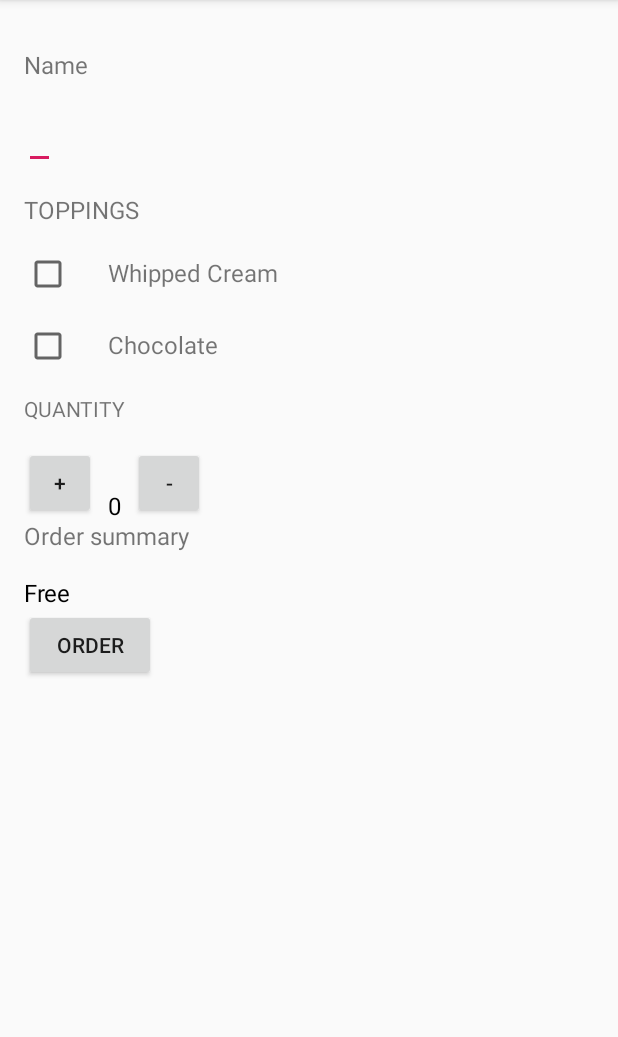
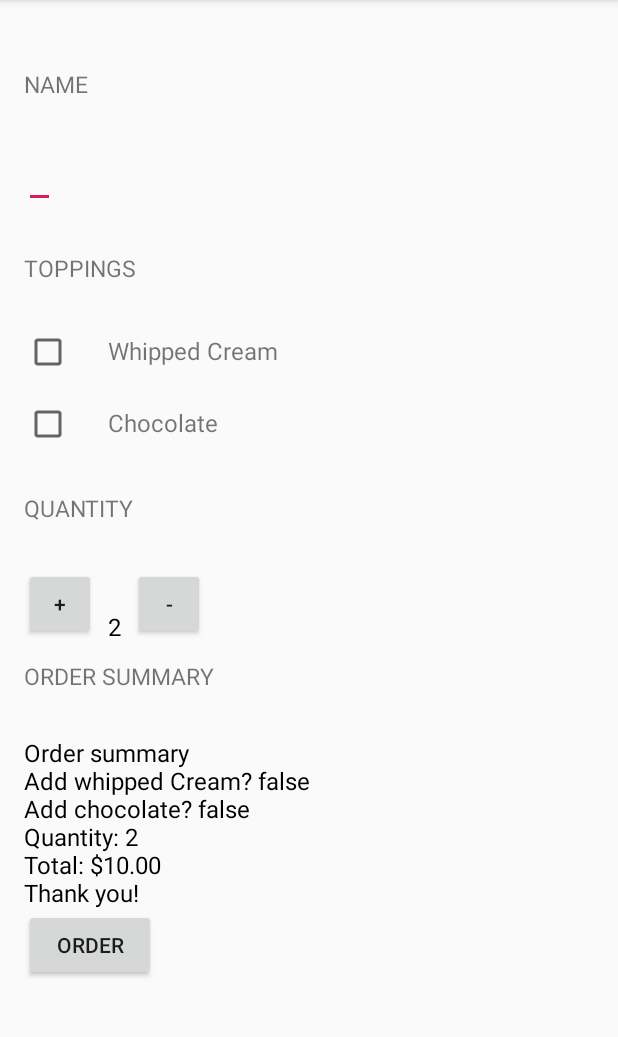
Before and after one commit to ScorpionX64/Android-Learn, an Android app: the screen it shows after launch (MainActivity), after a tap on "ORDER", on a phone screen of 412 x 824 dp, the part 84-1121 px from its top. Run offline under Robolectric (Android 15) with nearby library versions, the phone set to English and light mode, and no system bars.

Commit message:
done with basic user in put

```diff
--- a/JustJava/app/src/main/java/com/example/justjava/MainActivity.java
+++ b/JustJava/app/src/main/java/com/example/justjava/MainActivity.java
@@ -1,5 +1,6 @@
 package com.example.justjava;
 
+import android.content.Intent;
 import android.support.v7.app.AppCompatActivity;
 import android.os.Bundle;
 import android.view.View;
@@ -11,7 +12,7 @@ import java.text.NumberFormat;
 
 public class MainActivity extends AppCompatActivity {
 
-    private int quantity = 0, price;
+    private int quantity = 2, price;
     private  String total;
     private CheckBox whippedCream, chocolate;
     private EditText name;
@@ -20,7 +21,7 @@ public class MainActivity extends AppCompatActivity {
     protected void onCreate(Bundle savedInstanceState) {
         super.onCreate(savedInstanceState);
         setContentView(R.layout.activity_main);
-        createOrderSummary();
+        //createOrderSummary();
 
         whippedCream = (CheckBox) findViewById(R.id.whipped_cream_checkbox);
         chocolate = (CheckBox) findViewById(R.id.chocolate_checkbox);
@@ -31,20 +32,33 @@ public class MainActivity extends AppCompatActivity {
 
     public void addQuantity(View view)
     {
-        quantity += 1;
-        displayQuantity(quantity);
-
+        if (quantity < 100) {
+            quantity += 1;
+            displayQuantity(quantity);
+        }
     }
 
     public void removeQuantity(View view)
     {
-        quantity -= 1;
-        displayQuantity(quantity);
-
+        if (quantity > 1) {
+            quantity -= 1;
+            displayQuantity(quantity);
+        }
     }
 
     private void calculatePrice(int quantity) {
-        price = quantity * 5;
+
+        price = 0;
+        if (whippedCream.isChecked())
+        {
+            price += 1;
+        }
+        if (chocolate.isChecked())
+        {
+            price += 2;
+        }
+        price += 5;
+        price = price * quantity;
     }
 
     public void submitOrder(View view) {
@@ -62,13 +76,24 @@ public class MainActivity extends AppCompatActivity {
         String priceMessage = "Free";
         if (quantity > 0)
         {
-            priceMessage = "Name: " + name.getText() + "\nAdd whipped Cream? " + whippedCream.isChecked() + "\nAdd chocolate? " + chocolate.isChecked() +" \nQuantity: " + quantity + " \nTotal: " + NumberFormat.getCurrencyInstance().format(price) + "\nThank you!";
+            priceMessage = getString(R.string.order_summary_email_subject, name.getText());
+            priceMessage += "\n" + getString(R.string.order_summary_whipped_cream, (Boolean)whippedCream.isChecked());
+            priceMessage += "\n" + getString(R.string.order_summary_chocolate, (Boolean)chocolate.isChecked());
+            priceMessage += "\n" + getString(R.string.order_summary_quantity, quantity);
+            priceMessage += "\n" + getString(R.string.order_summary_price, NumberFormat.getCurrencyInstance().format(price));
+            priceMessage += "\n" + getString(R.string.thank_you);
         }
 
 
         TextView orderSummaryTextView = (TextView) findViewById(R.id.order_summery_text_view);
         orderSummaryTextView.setText(priceMessage);
 
+        Intent emailIntent = new Intent(Intent.ACTION_SEND);
+        emailIntent.setType("*/*");
+        emailIntent.putExtra(Intent.EXTRA_EMAIL, "JustJava@gmail.com");
+        emailIntent.putExtra(Intent.EXTRA_SUBJECT, getString(R.string.order_summary_email_subject, name.getText()));
+        emailIntent.putExtra(Intent.EXTRA_TEXT, priceMessage);
+       // startActivity(emailIntent);
     }
 
     /**
--- a/JustJava/app/src/main/res/layout/activity_main.xml
+++ b/JustJava/app/src/main/res/layout/activity_main.xml
@@ -14,10 +14,8 @@
 
 
         <TextView
-            android:layout_width="wrap_content"
-            android:layout_height="wrap_content"
-            android:text="Name"
-            android:textSize="16sp"
+            style="@style/HeaderTextStyle"
+            android:text="@string/name"
             android:layout_marginTop="16dp"/>
 
         <EditText
@@ -29,10 +27,8 @@
 
 
         <TextView
-            android:layout_width="wrap_content"
-            android:layout_height="wrap_content"
-            android:text="TOPPINGS"
-            android:textSize="16sp"
+            style="@style/HeaderTextStyle"
+            android:text="@string/toppings"
             android:layout_marginTop="16dp"/>
 
 
@@ -52,7 +48,7 @@
         <TextView
             android:layout_width="wrap_content"
             android:layout_height="wrap_content"
-            android:text="Whipped Cream"
+            android:text="@string/whipped_cream"
             android:textSize="16sp"/>
 
     </LinearLayout>
@@ -71,16 +67,15 @@
             <TextView
                 android:layout_width="wrap_content"
                 android:layout_height="wrap_content"
-                android:text="Chocolate"
+                android:text="@string/chocolate"
                 android:textSize="16sp"/>
 
         </LinearLayout>
 
 
     <TextView
-        android:layout_width="wrap_content"
-        android:layout_height="wrap_content"
-        android:text="QUANTITY"
+        style="@style/HeaderTextStyle"
+        android:text="@string/quantity"
         android:layout_marginTop="16dp"
         />
 
@@ -101,7 +96,7 @@
             android:layout_height="wrap_content"
             android:layout_marginTop="16dp"
             android:textColor="@android:color/black"
-            android:text="0"
+            android:text="@string/initial_quantity_value"
             android:textSize="16sp"
             android:id="@+id/quantity_text_view"
             android:layout_marginLeft="8dp"
@@ -117,10 +112,8 @@
     </LinearLayout>
 
     <TextView
-        android:layout_width="wrap_content"
-        android:layout_height="wrap_content"
-        android:textSize="16sp"
-        android:text="Order summary"
+        style="@style/HeaderTextStyle"
+        android:text="@string/order_summary"
         />
     <TextView
         android:layout_width="wrap_content"
@@ -128,14 +121,14 @@
         android:layout_marginTop="16dp"
         android:textSize="16sp"
         android:textColor="@android:color/black"
-        android:text="0"
+        android:text=""
         android:id="@+id/order_summery_text_view"
         />
     <Button
         android:id="@+id/order_btn"
         android:layout_width="wrap_content"
         android:layout_height="wrap_content"
-        android:text="ORDER"
+        android:text="@string/order"
         android:onClick="submitOrder"/>
 
 </LinearLayout>
--- a/JustJava/app/src/main/res/values/strings.xml
+++ b/JustJava/app/src/main/res/values/strings.xml
@@ -1,3 +1,43 @@
-<resources>
+<resources xmlns:xliff="urn:oasis:names:tc:xliff:document:1.2">
     <string name="app_name">Just Java</string>
+    <string name="toppings">Toppings</string>
+
+    <string name="name">Name</string>
+    <string name="chocolate">Chocolate</string>
+    <string name="whipped_cream">Whipped Cream</string>
+    <string name="quantity">Quantity</string>
+    <!-- Hint text display in the empty field for the user's name [CHAR LIMIT=5] -->
+    <string name="initial_quantity_value">2</string>
+    <string name="order">Order</string>
+    <string name="order_summary_name" >Name: <xliff:g id="name" example="Amy">%s</xliff:g></string>
+    <!--
+     Whipped cream topping for the order summary. It will be shown in the format of
+     "Add whipped cream? true" or "Add whipped cream? false". [CHAR LIMIT=NONE]
+   -->
+    <string name="order_summary_whipped_cream">Add whipped Cream? <xliff:g id="addWhippedCream" example="true">%b</xliff:g></string>
+
+    <!--
+      Chocolate topping for the order summary. It will be shown in the format of
+      "Add chocolate? true" or "Add chocolate? false". [CHAR LIMIT=NONE]
+    -->
+    <string name="order_summary_chocolate">Add chocolate? <xliff:g id="addChocolate" example="true">%b</xliff:g></string>
+
+    <!--
+      Quantity of coffee cups for the order summary. It will be shown in the format of
+      "Quantity: 2", where 2 is the number of cups ordered. [CHAR LIMIT=NONE]
+    -->
+    <string name="order_summary_quantity">Quantity: <xliff:g id="quantity" example="2">%d</xliff:g></string>
+
+    <!--
+      Total price for the order summary. It will be shown in the format of
+      "Total: $10" where $10 is the price. [CHAR LIMIT=NONE]
+    -->
+    <string name="order_summary_price">Total: <xliff:g id="price" example="$10">%s</xliff:g></string>
+    <string name="thank_you">Thank you!</string>
+   <!--
+      Subject line for the order summary email. It will be in the format of
+      "Just Java order for Amy" where Amy is the user's name. [CHAR LIMIT=NONE]
+    -->
+    <string name="order_summary_email_subject">Order summary <xliff:g id="name" example="Amy">%s</xliff:g></string>
+    <string name="order_summary">Order summary</string>
 </resources>
--- a/JustJava/app/src/main/res/values/styles.xml
+++ b/JustJava/app/src/main/res/values/styles.xml
@@ -8,4 +8,12 @@
         <item name="colorAccent">@color/colorAccent</item>
     </style>
 
+    <style name="HeaderTextStyle">
+        <item name="android:textSize">15sp</item>
+        <item name="android:layout_width">wrap_content</item>
+        <item name="android:layout_height">48dp</item>
+        <item name="android:gravity">center_vertical</item>
+        <item name="android:textAllCaps">true</item>
+    </style>
+
 </resources>
```
Also changed, not shown: 2 other files.
